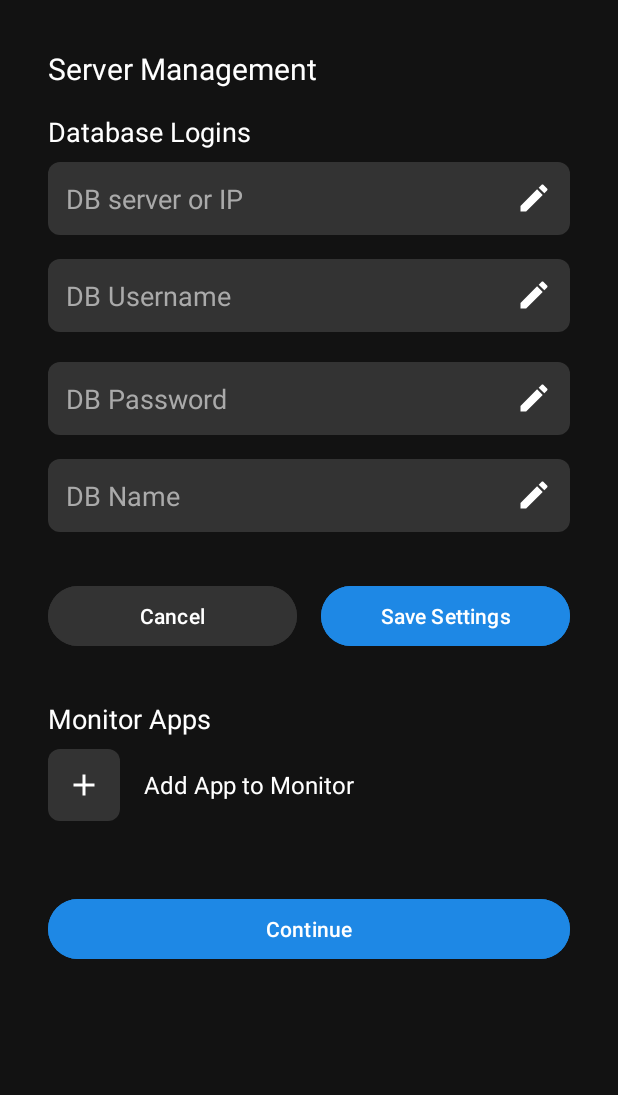
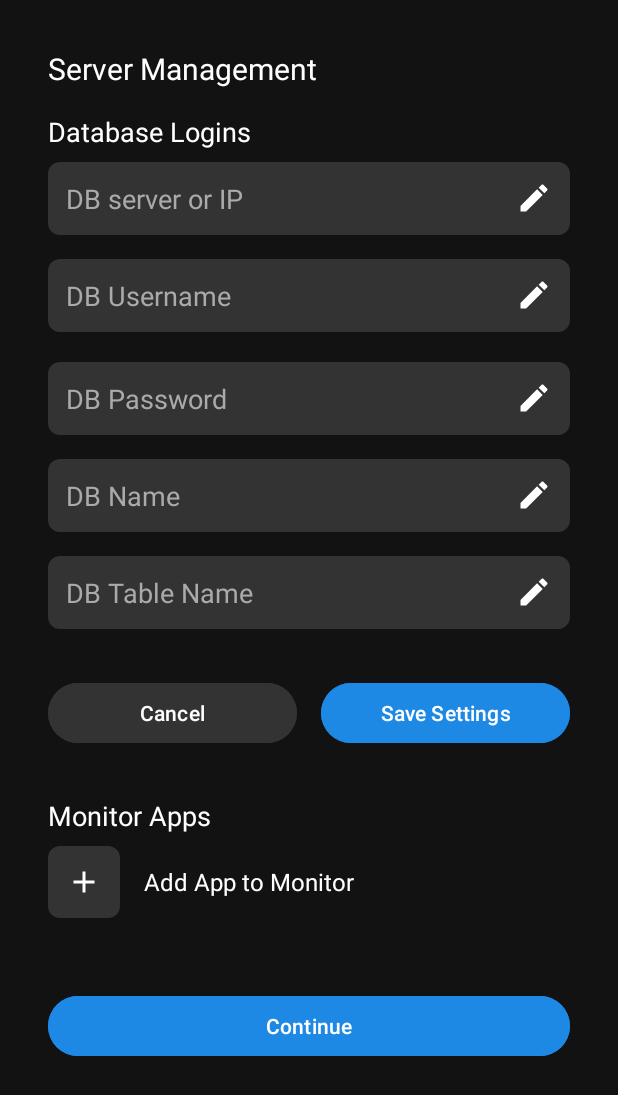
Before and after one commit to HamzaSalarian/happyForUs, an Android app: the screen it shows after launch (MainActivity), on a phone screen of 412 x 824 dp. Shown: the top 1095 px of the screen. Run offline under Robolectric (Android 15) with nearby library versions, the phone set to English and light mode, and no system bars.

Commit message:
Commit table updates

```diff
--- a/app/src/main/java/com/project/happyforus/ApiService.java
+++ b/app/src/main/java/com/project/happyforus/ApiService.java
@@ -8,7 +8,7 @@ import retrofit2.http.POST;
 
 public interface ApiService {
     @POST("store_notifications.php")
-    Call<Void> sendNotificationToServer(@Body NotificationItem notificationData);
+    Call<Void> sendNotificationToServer(@Body NotificationRequest notificationData);
 
     @FormUrlEncoded
     @POST("test_db_connection.php")
@@ -16,6 +16,7 @@ public interface ApiService {
             @Field("db_server") String dbServer,
             @Field("db_username") String dbUsername,
             @Field("db_password") String dbPassword,
-            @Field("db_name") String dbName
+            @Field("db_name") String dbName,
+            @Field("db_table") String dbTable
     );
 }
--- a/app/src/main/java/com/project/happyforus/MainActivity.java
+++ b/app/src/main/java/com/project/happyforus/MainActivity.java
@@ -27,7 +27,7 @@ import retrofit2.Call;
 
 public class MainActivity extends AppCompatActivity {
 
-    private EditText dbServer, dbUsername, dbPassword, dbName;
+    private EditText dbServer, dbUsername, dbPassword, dbName, dbTable;
     private Button saveButton, cancelButton, continueButton;
     private ImageButton addAppButton;
     private RecyclerView recyclerViewApps;
@@ -45,6 +45,7 @@ public class MainActivity extends AppCompatActivity {
         dbUsername = findViewById(R.id.db_username);
         dbPassword = findViewById(R.id.db_password);
         dbName = findViewById(R.id.db_name);
+        dbTable = findViewById(R.id.db_table);
         saveButton = findViewById(R.id.save_button);
         cancelButton = findViewById(R.id.cancel_button);
         continueButton = findViewById(R.id.continue_button);
@@ -140,6 +141,7 @@ public class MainActivity extends AppCompatActivity {
         dbPassword.setText(dataManager.getDbPassword());
         dbName.setText(dataManager.getDbName());
 
+
         // Load monitored apps
         List<ApplicationInfo> monitoredApps = dataManager.getMonitoredApps();
         if (monitoredApps != null && !monitoredApps.isEmpty()) {
@@ -167,10 +169,11 @@ public class MainActivity extends AppCompatActivity {
         String dbUsernameInput = dbUsername.getText().toString().trim();
         String dbPasswordInput = dbPassword.getText().toString().trim();
         String dbNameInput = dbName.getText().toString().trim();
+        String dbTableInput = dbTable.getText().toString().trim();
 
         // Call the API to test the DB connection
-        ApiService apiService = RetrofitClient.getClient("replace your ip/").create(ApiService.class);
-        Call<ConnectionResponse> call = apiService.testDbConnection(dbServerInput, dbUsernameInput, dbPasswordInput, dbNameInput);
+        ApiService apiService = RetrofitClient.getClient("http://192.168.100.16/").create(ApiService.class);
+        Call<ConnectionResponse> call = apiService.testDbConnection(dbServerInput, dbUsernameInput, dbPasswordInput, dbNameInput,dbTableInput);
 
         call.enqueue(new retrofit2.Callback<ConnectionResponse>() {
             @Override
@@ -182,6 +185,7 @@ public class MainActivity extends AppCompatActivity {
                     dataManager.setDbUsername(dbUsernameInput);
                     dataManager.setDbPassword(dbPasswordInput);
                     dataManager.setDbName(dbNameInput);
+                    dataManager.setDbTable(dbTableInput);
 
                     // Save monitored apps
                     dataManager.setMonitoredApps(appAdapter.getMonitoredApps());
--- a/app/src/main/res/layout/activity_main.xml
+++ b/app/src/main/res/layout/activity_main.xml
@@ -89,6 +89,20 @@
             android:layout_marginTop="16dp"
             android:drawableTint="@color/white"/>
 
+
+        <EditText
+            android:id="@+id/db_table"
+            android:layout_width="match_parent"
+            android:layout_height="wrap_content"
+            android:hint="DB Table Name"
+            android:textColor="#FFFFFF"
+            android:textColorHint="#AAAAAA"
+            android:drawableEnd="@drawable/ic_edit"
+            android:background="@drawable/edit_text_background"
+            android:padding="12dp"
+            android:layout_marginTop="16dp"
+            android:drawableTint="@color/white"/>
+
         <!-- Save and Cancel Buttons -->
         <LinearLayout
             android:layout_width="match_parent"
@@ -148,6 +162,8 @@
                 android:textColor="#FFFFFF"
                 android:textSize="16sp"
                 android:paddingStart="16dp"/>
+
+
         </LinearLayout>
 
         <androidx.recyclerview.widget.RecyclerView
--- a/app/src/main/res/xml/network_security_config.xml
+++ b/app/src/main/res/xml/network_security_config.xml
@@ -1,6 +1,6 @@
 <?xml version="1.0" encoding="utf-8"?>
 <network-security-config>
     <domain-config cleartextTrafficPermitted="true">
-        <domain includeSubdomains="true">192.168.100.21</domain> <!-- Replace with your server's IP or domain -->
+        <domain includeSubdomains="true">192.168.100.16</domain> <!-- Replace with your server's IP or domain -->
     </domain-config>
 </network-security-config>
```
Also changed, not shown: app/src/main/java/com/project/happyforus/AppDataManager.java (+9 -0 lines), app/src/main/java/com/project/happyforus/MyNotificationListener.java (+31 -2 lines), app/src/main/java/com/project/happyforus/NotificationRequest.java (added, +38 -0 lines).
